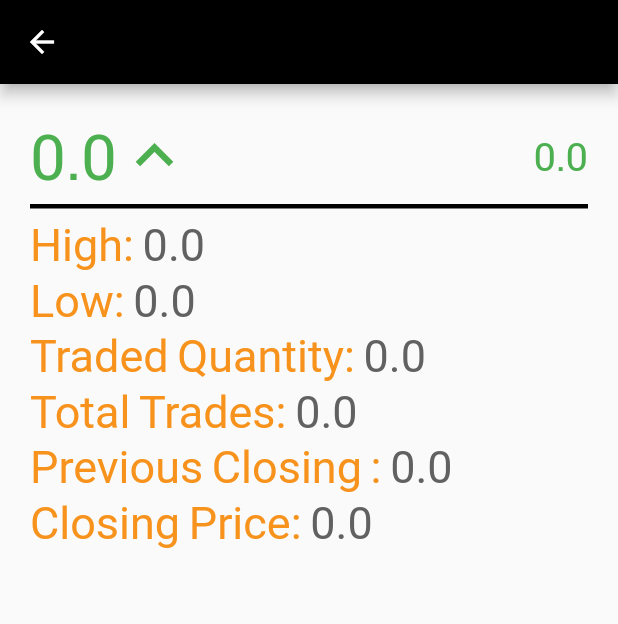
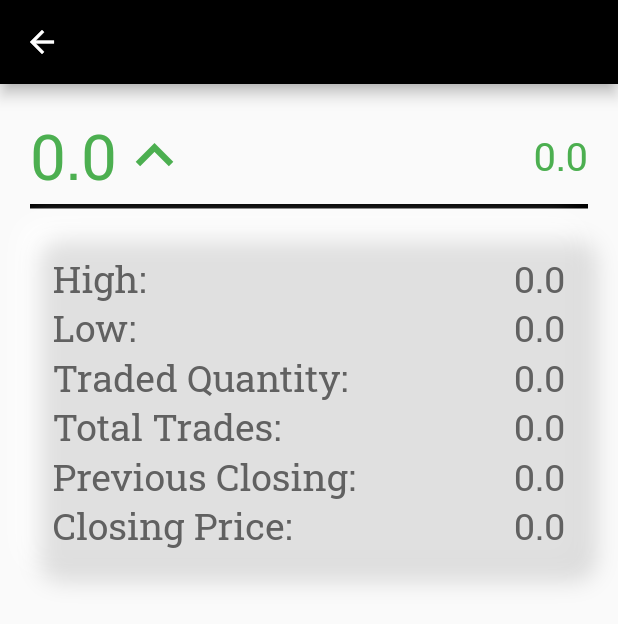
Before and after one commit to crebro/NewsForest, a Flutter app: the StockDataItem widget shown alone on an empty page, opened directly with empty values, after a tap on "0.0", on a phone screen of 412 x 824 dp. Shown: the top 624 px of the screen. Run offline on Flutter 3.47's test engine with Material 2 defaults, Android fonts, the phone set to English and light mode, and no system bars; our stand-ins replace flutter_spinkit, google_fonts, shimmer, velocity_x, webview_flutter; network calls fail.

Commit message:
Updated the ui a little bit

```diff
--- a/lib/components/stockDataItem.dart
+++ b/lib/components/stockDataItem.dart
@@ -1,5 +1,6 @@
 import 'package:NewsForest/models/stockData.dart';
 import 'package:NewsForest/pages/stock/companyData.dart';
+import 'package:flutter/gestures.dart';
 import 'package:flutter/material.dart';
 
 class StockDataItem extends StatelessWidget {
@@ -21,24 +22,16 @@ class StockDataItem extends StatelessWidget {
               stockData.name,
               maxLines: 2,
             ),
-            leading: this.isPositiveTrade(stockData.difference)
-                ? Icon(
-                    Icons.keyboard_arrow_up,
-                    color: Colors.green,
-                    size: 35,
-                  )
-                : Icon(
-                    Icons.keyboard_arrow_down,
-                    color: Colors.red,
-                    size: 35,
-                  ),
+            leading: Icon(
+              this.getTradeIcon(),
+              color: this.getTradeColor(),
+              size: 35,
+            ),
             trailing: Text(
               stockData.difference.toString(),
               style: TextStyle(
                 fontSize: 20,
-                color: isPositiveTrade(stockData.difference)
-                    ? Colors.green
-                    : Colors.red,
+                color: getTradeColor(),
               ),
             )),
       ),
@@ -51,4 +44,24 @@ class StockDataItem extends StatelessWidget {
     }
     return false;
   }
+
+  IconData getTradeIcon() {
+    double number = this.stockData.difference;
+    if (number > 0) {
+      return Icons.keyboard_arrow_up;
+    } else if (number == 0) {
+      return Icons.remove;
+    }
+    return Icons.keyboard_arrow_down;
+  }
+
+  Color getTradeColor() {
+    double number = this.stockData.difference;
+    if (number > 0) {
+      return Colors.green;
+    } else if (number == 0) {
+      return Colors.orange;
+    }
+    return Colors.red;
+  }
 }
--- a/lib/pages/stock/companyData.dart
+++ b/lib/pages/stock/companyData.dart
@@ -1,4 +1,5 @@
 import 'package:NewsForest/models/stockData.dart';
+import 'package:google_fonts/google_fonts.dart';
 import 'package:velocity_x/velocity_x.dart';
 import 'package:flutter/material.dart';
 
@@ -47,12 +48,32 @@ class CompanyDataPage extends StatelessWidget {
               width: MediaQuery.of(context).size.width,
               height: 3,
             ),
-            buildValue("High", this.stockData.maxPrice),
-            buildValue("Low", this.stockData.minPrice),
-            buildValue("Traded Quantity", this.stockData.tradedShares),
-            buildValue("Total Trades", this.stockData.numberOfTransactions),
-            buildValue("Previous Closing ", this.stockData.previousClosing),
-            buildValue("Closing Price", this.stockData.closingPrice),
+            SizedBox(
+              height: 10,
+            ),
+            Row(
+              children: [
+                Expanded(
+                  child: VxBox(
+                    child: Column(
+                      crossAxisAlignment: CrossAxisAlignment.start,
+                      children: [
+                        buildValue("High", this.stockData.maxPrice),
+                        buildValue("Low", this.stockData.minPrice),
+                        buildValue(
+                            "Traded Quantity", this.stockData.tradedShares),
+                        buildValue("Total Trades",
+                            this.stockData.numberOfTransactions),
+                        buildValue(
+                            "Previous Closing", this.stockData.previousClosing),
+                        buildValue(
+                            "Closing Price", this.stockData.closingPrice),
+                      ],
+                    ),
+                  ).padding(EdgeInsets.all(15)).rounded.neumorphic().make(),
+                ),
+              ],
+            ),
           ],
         ),
       ),
@@ -63,14 +84,31 @@ class CompanyDataPage extends StatelessWidget {
     String name,
     dynamic value,
   ) {
-    return RichText(
-        text: TextSpan(
-            children: [
-          TextSpan(
-              text: value.toString(), style: TextStyle(color: Colors.grey[700]))
-        ],
-            text: "$name: ",
-            style: TextStyle(fontSize: 30, color: Color(0xfff7921c))));
+    return Row(mainAxisAlignment: MainAxisAlignment.spaceBetween, children: [
+      Text(
+        "$name: ",
+        style: TextStyle(
+            fontSize: 25,
+            color: Colors.grey[700],
+            fontFamily: GoogleFonts.robotoSlab().fontFamily),
+      ),
+      Text(
+        value.toString(),
+        style: TextStyle(color: Colors.grey[700], fontSize: 25),
+      )
+    ]);
+    // return RichText(
+    //     text: TextSpan(
+    //   children: [
+    //     TextSpan(
+    //         text: value.toString(), style: TextStyle(color: Colors.grey[700]))
+    //   ],
+    //   text: "$name: ",
+    //   style: TextStyle(
+    //       fontSize: 25,
+    //       color: Colors.grey[700],
+    //       fontFamily: GoogleFonts.robotoSlab().fontFamily),
+    // ));
   }
 
   bool isPositiveTrade() {
```
